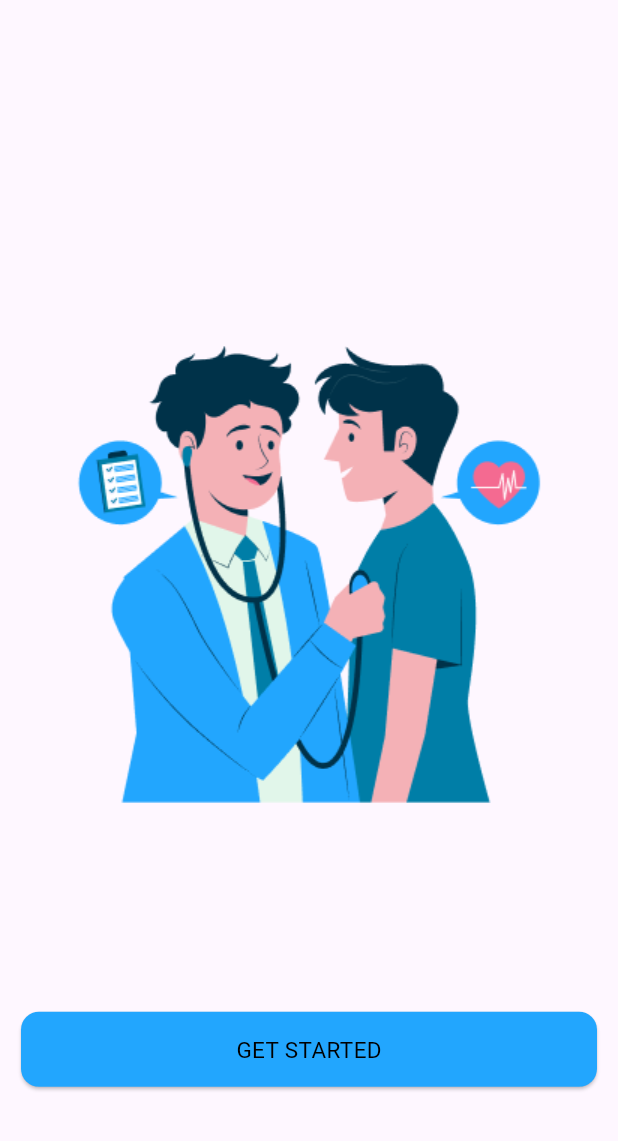
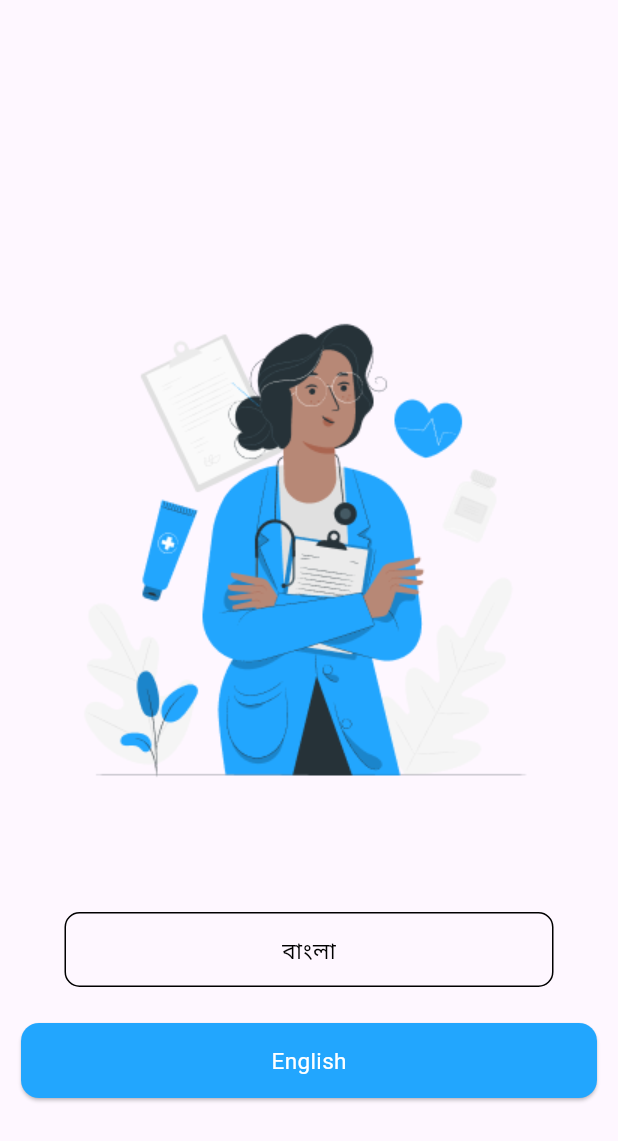
Before and after one commit to fahimshahariar09/doctor_appointment_project, a Flutter app: the screen it shows after launch, after a tap on "GET STARTED", on a phone screen of 412 x 824 dp. Shown: the top 1141 px of the screen. Run offline on Flutter 3.47's test engine with Material 3 defaults, Android fonts, the phone set to English and light mode, and no system bars; our stand-ins replace get.

Commit message:
first commit

```diff
--- /dev/null
+++ b/lib/view/screen/splash/language_splash_screen.dart
@@ -0,0 +1,63 @@
+
+import 'package:doctor_appointment_project/view/common_widget/common_button.dart';
+import 'package:flutter/material.dart';
+
+class LanguageSplashScreen extends StatelessWidget {
+  const LanguageSplashScreen({super.key});
+
+  @override
+  Widget build(BuildContext context) {
+    return Scaffold(
+      body: SafeArea(
+        child: Center(
+          child: Padding(
+            padding: const EdgeInsets.symmetric(horizontal: 10),
+            child: Column(
+              mainAxisAlignment: MainAxisAlignment.center,
+              crossAxisAlignment: CrossAxisAlignment.center,
+              children: [
+                const SizedBox(
+                  height: 100,
+                ),
+                SizedBox(
+                  height: 350,
+                  width: 350,
+                  child: Image.asset("assets/images/doctor1.png"),
+                ),
+                const SizedBox(
+                  height: 70,
+                ),
+                Container(
+                  height: 50,
+                  width:326,// MediaQuery.sizeOf(context).width
+                  decoration: BoxDecoration(
+                    borderRadius: BorderRadius.circular(10),
+                    border: Border.all(color: Colors.black),
+                  ),
+                  child: const Center(
+                    child: Text(
+                      "বাংলা",
+                      style: TextStyle(
+                          color: Colors.black,
+                          fontSize: 15,
+                          fontWeight: FontWeight.w400),
+                    ),
+                  ),
+                ),
+                const SizedBox(
+                  height: 20,
+                ),
+                CommonButton(
+                    buttonName: "English",
+                    textColor: Colors.white,
+                    onTap: () {
+                     // Get.to(const HomePage());
+                    })
+              ],
+            ),
+          ),
+        ),
+      ),
+    );
+  }
+}
--- a/lib/view/screen/splash/splash_started_screen.dart
+++ b/lib/view/screen/splash/splash_started_screen.dart
@@ -1,5 +1,7 @@
 import 'package:doctor_appointment_project/view/common_widget/common_button.dart';
+import 'package:doctor_appointment_project/view/screen/splash/language_splash_screen.dart';
 import 'package:flutter/material.dart';
+import 'package:get/get.dart';
 
 class SplashStartedScreen extends StatelessWidget {
   const SplashStartedScreen({super.key});
@@ -29,9 +31,11 @@ class SplashStartedScreen extends StatelessWidget {
                 const SizedBox(
                   height: 100,
                 ),
-                CommonButton(buttonName: "GET STARTED", onTap: () {
-                 // Get.to(const LanguageSplashScreen());
-                }),
+                CommonButton(
+                    buttonName: "GET STARTED",
+                    onTap: () {
+                      Get.to(const LanguageSplashScreen());
+                    }),
               ],
             ),
           ),
```
Also changed, not shown: lib/view/screen/home_page/home_page.dart (added).
